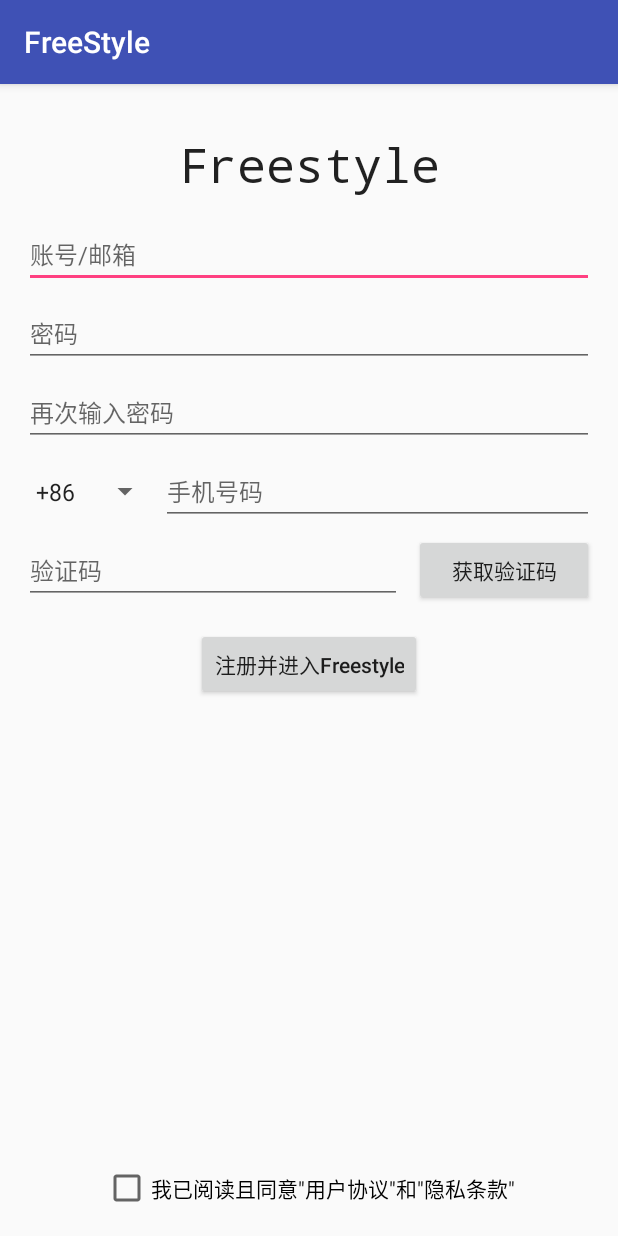
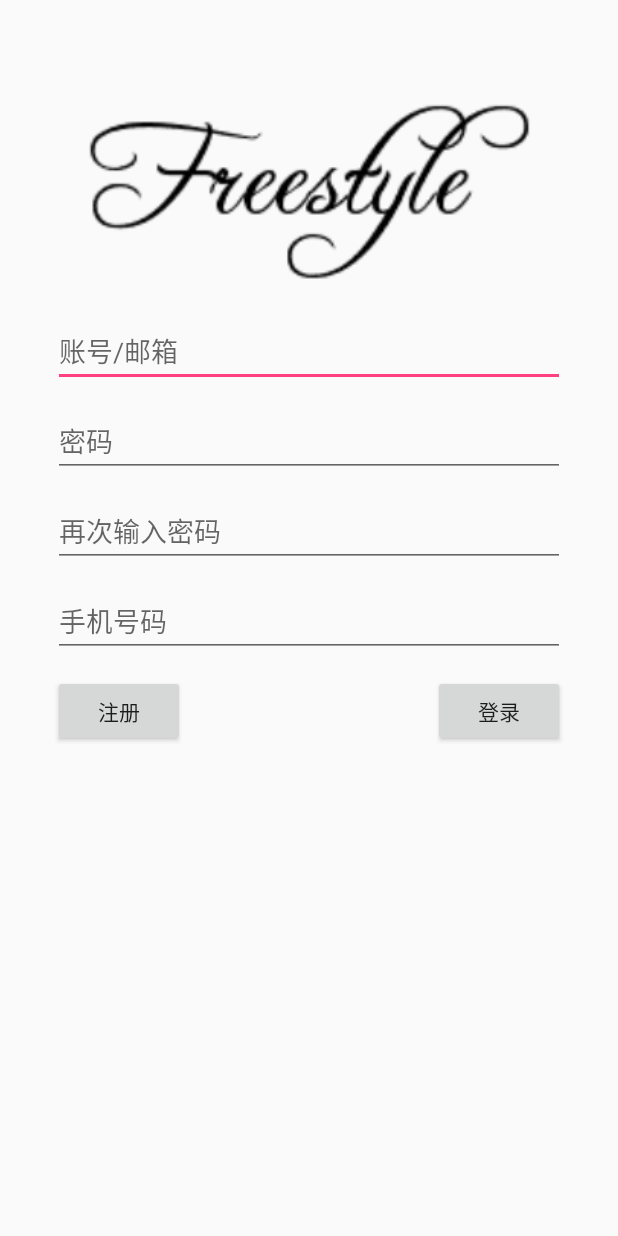
Before and after one commit to SuperMario233/phototransform-front, an Android app: the sign_up screen opened directly, with no data from a screen before it, on a phone screen of 412 x 824 dp. Run offline under Robolectric (Android 15) with nearby library versions, the phone set to English and light mode, and no system bars; our stand-ins replace Volley; 2 statements that could not run were skipped.

Commit message:
注册页面按照墨刀设计，注册json按照wiki写好了，但暂未测试

```diff
--- a/app/src/main/java/com/binarypheasant/freestyle/sign_up.java
+++ b/app/src/main/java/com/binarypheasant/freestyle/sign_up.java
@@ -1,5 +1,6 @@
 package com.binarypheasant.freestyle;
 
+import android.content.Intent;
 import android.os.Bundle;
 import android.support.v7.app.AppCompatActivity;
 import android.text.TextUtils;
@@ -45,51 +46,10 @@ public class sign_up extends AppCompatActivity {
         });
     }
 
-    public void getAuthCode(View view) {
-        // First check the phone number
-        EditText phoneNumber = (EditText) findViewById(R.id.getPhoneNumber);
-        Spinner phoneRegion = (Spinner) findViewById(R.id.spinner_phoneRegion);
-        if (isPhoneNumber(phoneNumber.getText().toString())) {
-            // Instantiate the RequestQueue.
-            RequestQueue queue = Volley.newRequestQueue(this);
-            String url = "http://47.92.69.29/authCode";
-
-            // Construct the json object
-            String phoneNumberStr = phoneRegion.getSelectedItem().toString() + phoneNumber.getText().toString();
-            JSONObject phoneJSON = new JSONObject();
-            try {
-                phoneJSON.put("mobile", phoneNumberStr);
-            } catch (JSONException e){
-                e.printStackTrace();
-            }
-
-            // Request a string response from the provided URL.
-            JsonObjectRequest jsonRequest = new JsonObjectRequest(Request.Method.GET, url, phoneJSON,
-                    new Response.Listener<JSONObject>() {
-                        @Override
-                        public void onResponse(JSONObject response) {
-                            // 需要判断返回码
-                            //// parse the response
-                            //ret = response.getString();
-                            Toast.makeText(sign_up.this, "验证码已发送", Toast.LENGTH_LONG).show();
-                        }
-                    }, new Response.ErrorListener() {
-                @Override
-                public void onErrorResponse(VolleyError error) {
-                    Toast.makeText(sign_up.this, "网络错误", Toast.LENGTH_LONG).show();
-                    error.printStackTrace();
-                }
-            }
-            );
-
-            // Add the request to the RequestQueue.
-            queue.add(jsonRequest);
-            //return ret;
-        }
-        else {
-            phoneNumber.setError("请输入合法的手机号。");
-        }
-
+    public void login(View view) {
+        // 调到登录页面
+        Intent loginIntent = new Intent(sign_up.this, log_in.class);
+        startActivity(loginIntent);
     }
 
     public void createUser(View view) {
@@ -115,6 +75,7 @@ public class sign_up extends AppCompatActivity {
                         @Override
                         public void onResponse(JSONObject response) {
                             // 需要判断返回码
+
                             //// parse the response
                             Toast.makeText(sign_up.this, "注册成功", Toast.LENGTH_SHORT).show();
                         }
@@ -140,14 +101,14 @@ public class sign_up extends AppCompatActivity {
         final EditText password = (EditText) findViewById(R.id.getPassword);
         final EditText confirmPassword = (EditText) findViewById(R.id.repeatPassword);
         final EditText phoneNumber = (EditText) findViewById(R.id.getPhoneNumber);
-        final Spinner phoneRegion = (Spinner) findViewById(R.id.spinner_phoneRegion);
-        final EditText veriCode = (EditText) findViewById(R.id.getVeriCode);
+//        final Spinner phoneRegion = (Spinner) findViewById(R.id.spinner_phoneRegion);
+//        final EditText veriCode = (EditText) findViewById(R.id.getVeriCode);
 
         String emailStr = email.getText().toString();
         String passwordStr = password.getText().toString();
         String confirmPasswordStr = confirmPassword.getText().toString();
-        String phoneNumberStr = phoneRegion.getSelectedItem().toString() + phoneNumber.getText().toString();
-        String veriCodeStr = veriCode.getText().toString();
+        String phoneNumberStr = phoneNumber.getText().toString();
+//        String veriCodeStr = veriCode.getText().toString();
 
         // Check the inputs
         if (!isEmail(emailStr)) {
@@ -162,18 +123,25 @@ public class sign_up extends AppCompatActivity {
             confirmPassword.setError("两次输入密码不一致。");
             return null;
         }
-        if (isEmpty(veriCodeStr)) {
-            veriCode.setError("验证码不能为空！");
-            return null;
-        }
+//        if (isEmpty(veriCodeStr)) {
+//            veriCode.setError("验证码不能为空！");
+//            return null;
+//        }
 
         // Construct the json obkect
         JSONObject userInfo = new JSONObject();
         try {
-            userInfo.put("account", emailStr);
-            userInfo.put("password", Encrypt.encrypt(passwordStr)); // password encrypted
+//            userInfo.put("account", emailStr);
+//            userInfo.put("password", Encrypt.encrypt(passwordStr)); // password encrypted
+//            userInfo.put("mobile", phoneNumberStr);
+//            userInfo.put("authCode", veriCodeStr);
+            userInfo.put("userName", emailStr);
+            userInfo.put("pwd", passwordStr);
+            userInfo.put("nickName", "null");
+            userInfo.put("sex", "male");
             userInfo.put("mobile", phoneNumberStr);
-            userInfo.put("authCode", veriCodeStr);
+            userInfo.put("birthday", "null");
+            userInfo.put("portrait", "null");
         } catch (JSONException e) {
             e.printStackTrace();
         }
@@ -203,4 +171,52 @@ public class sign_up extends AppCompatActivity {
             return phoneNumber.matches(phoneRegex);
     }
 
+    // 获取验证码，已经放弃
+    //    public void getAuthCode(View view) {
+//        // First check the phone number
+//        EditText phoneNumber = (EditText) findViewById(R.id.getPhoneNumber);
+//        Spinner phoneRegion = (Spinner) findViewById(R.id.spinner_phoneRegion);
+//        if (isPhoneNumber(phoneNumber.getText().toString())) {
+//            // Instantiate the RequestQueue.
+//            RequestQueue queue = Volley.newRequestQueue(this);
+//            String url = "http://47.92.69.29/authCode";
+//
+//            // Construct the json object
+//            String phoneNumberStr = phoneRegion.getSelectedItem().toString() + phoneNumber.getText().toString();
+//            JSONObject phoneJSON = new JSONObject();
+//            try {
+//                phoneJSON.put("mobile", phoneNumberStr);
+//            } catch (JSONException e){
+//                e.printStackTrace();
+//            }
+//
+//            // Request a string response from the provided URL.
+//            JsonObjectRequest jsonRequest = new JsonObjectRequest(Request.Method.GET, url, phoneJSON,
+//                    new Response.Listener<JSONObject>() {
+//                        @Override
+//                        public void onResponse(JSONObject response) {
+//                            // 需要判断返回码
+//                            //// parse the response
+//                            //ret = response.getString();
+//                            Toast.makeText(sign_up.this, "验证码已发送", Toast.LENGTH_LONG).show();
+//                        }
+//                    }, new Response.ErrorListener() {
+//                @Override
+//                public void onErrorResponse(VolleyError error) {
+//                    Toast.makeText(sign_up.this, "网络错误", Toast.LENGTH_LONG).show();
+//                    error.printStackTrace();
+//                }
+//            }
+//            );
+//
+//            // Add the request to the RequestQueue.
+//            queue.add(jsonRequest);
+//            //return ret;
+//        }
+//        else {
+//            phoneNumber.setError("请输入合法的手机号。");
+//        }
+//
+//    }
+
 }
--- a/app/src/main/res/layout/activity_sign_up.xml
+++ b/app/src/main/res/layout/activity_sign_up.xml
@@ -6,16 +6,17 @@
     android:layout_height="match_parent"
     tools:context=".sign_up">
 
-    <TextView
-        android:id="@+id/textView"
-        android:layout_width="wrap_content"
-        android:layout_height="wrap_content"
-        android:layout_marginTop="32dp"
-        android:fontFamily="monospace"
-        android:text="Freestyle"
-        android:textAllCaps="false"
-        android:textAppearance="@style/TextAppearance.AppCompat"
-        android:textSize="32sp"
+    <ImageView
+        android:id="@+id/logo"
+        android:layout_width="310dp"
+        android:layout_height="145dp"
+        android:layout_marginEnd="45dp"
+        android:layout_marginStart="45dp"
+        android:layout_marginTop="50dp"
+        android:contentDescription="FreeStyleLogo"
+        android:left="50dp"
+        android:src="@drawable/freestyle_logo"
+        android:top="50dp"
         app:layout_constraintEnd_toEndOf="parent"
         app:layout_constraintStart_toStartOf="parent"
         app:layout_constraintTop_toTopOf="parent" />
@@ -24,119 +25,123 @@
         android:id="@+id/getEmail"
         android:layout_width="0dp"
         android:layout_height="wrap_content"
-        android:layout_marginEnd="16dp"
-        android:layout_marginStart="16dp"
-        android:layout_marginTop="16dp"
-        android:ems="10"
+        android:layout_marginEnd="35dp"
+        android:layout_marginStart="35dp"
+        android:layout_marginTop="210dp"
         android:hint="账号/邮箱"
         android:inputType="textEmailAddress"
-        android:textSize="16sp"
         app:layout_constraintEnd_toEndOf="parent"
         app:layout_constraintStart_toStartOf="parent"
-        app:layout_constraintTop_toBottomOf="@+id/textView" />
+        app:layout_constraintTop_toTopOf="parent" />
+
+    <EditText
+        android:id="@+id/getPassword"
+        android:layout_width="0dp"
+        android:layout_height="wrap_content"
+        android:layout_marginEnd="35dp"
+        android:layout_marginStart="35dp"
+        android:layout_marginTop="270dp"
+        android:hint="密码"
+        android:inputType="textPassword"
+        app:layout_constraintEnd_toEndOf="parent"
+        app:layout_constraintStart_toStartOf="parent"
+        app:layout_constraintTop_toTopOf="parent" />
 
     <EditText
         android:id="@+id/repeatPassword"
         android:layout_width="0dp"
         android:layout_height="wrap_content"
-        android:layout_marginEnd="16dp"
-        android:layout_marginStart="16dp"
-        android:layout_marginTop="8dp"
-        android:ems="10"
+        android:layout_marginEnd="35dp"
+        android:layout_marginStart="35dp"
+        android:layout_marginTop="330dp"
         android:hint="再次输入密码"
         android:inputType="textPassword"
-        android:textSize="16sp"
-        app:layout_constraintEnd_toEndOf="parent"
-        app:layout_constraintHorizontal_bias="0.0"
-        app:layout_constraintStart_toStartOf="parent"
-        app:layout_constraintTop_toBottomOf="@+id/getPassword" />
-
-    <EditText
-        android:id="@+id/getPassword"
-        android:layout_width="0dp"
-        android:layout_height="wrap_content"
-        android:layout_marginEnd="16dp"
-        android:layout_marginStart="16dp"
-        android:layout_marginTop="8dp"
-        android:ems="10"
-        android:hint="密码"
-        android:inputType="textPassword"
-        android:textSize="16sp"
         app:layout_constraintEnd_toEndOf="parent"
         app:layout_constraintStart_toStartOf="parent"
-        app:layout_constraintTop_toBottomOf="@+id/getEmail" />
+        app:layout_constraintTop_toTopOf="parent" />
 
     <EditText
         android:id="@+id/getPhoneNumber"
         android:layout_width="0dp"
         android:layout_height="wrap_content"
-        android:layout_marginEnd="16dp"
-        android:layout_marginTop="8dp"
-        android:ems="10"
+        android:layout_marginEnd="35dp"
+        android:layout_marginStart="35dp"
+        android:layout_marginTop="390dp"
         android:hint="手机号码"
         android:inputType="phone"
-        android:textSize="16sp"
         app:layout_constraintEnd_toEndOf="parent"
-        app:layout_constraintStart_toEndOf="@+id/spinner_phoneRegion"
-        app:layout_constraintTop_toBottomOf="@+id/repeatPassword" />
+        app:layout_constraintStart_toStartOf="parent"
+        app:layout_constraintTop_toTopOf="parent"  />
 
-    <Spinner
-        android:id="@+id/spinner_phoneRegion"
-        android:entries="@array/phone_region"
-        android:layout_width="wrap_content"
-        android:layout_height="39dp"
-        android:layout_marginBottom="8dp"
-        android:layout_marginStart="16dp"
-        android:layout_marginTop="8dp"
-        app:layout_constraintBottom_toTopOf="@+id/getVeriCode"
-        app:layout_constraintStart_toStartOf="parent"
-        app:layout_constraintTop_toBottomOf="@+id/repeatPassword" />
+    <!--<Spinner-->
+    <!--android:id="@+id/spinner_phoneRegion"-->
+    <!--android:entries="@array/phone_region"-->
+    <!--android:layout_width="wrap_content"-->
+    <!--android:layout_height="39dp"-->
+    <!--android:layout_marginBottom="8dp"-->
+    <!--android:layout_marginStart="16dp"-->
+    <!--android:layout_marginTop="8dp"-->
+    <!--app:layout_constraintBottom_toTopOf="@+id/getVeriCode"-->
+    <!--app:layout_constraintStart_toStartOf="parent"-->
+    <!--app:layout_constraintTop_toBottomOf="@+id/repeatPassword" />-->
 
-    <EditText
-        android:id="@+id/getVeriCode"
-        android:layout_width="0dp"
-        android:layout_height="wrap_content"
-        android:layout_marginEnd="8dp"
-        android:layout_marginStart="16dp"
-        android:layout_marginTop="8dp"
-        android:ems="10"
-        android:hint="验证码"
-        android:inputType="number"
-        android:textSize="16sp"
-        app:layout_constraintEnd_toStartOf="@+id/sendVeriCodeBtn"
-        app:layout_constraintStart_toStartOf="parent"
-        app:layout_constraintTop_toBottomOf="@+id/getPhoneNumber" />
+    <!--<EditText-->
+    <!--android:id="@+id/getVeriCode"-->
+    <!--android:layout_width="wrap_content"-->
+    <!--android:layout_height="wrap_content"-->
+    <!--android:layout_marginStart="35dp"-->
+    <!--android:layout_marginTop="450dp"-->
+    <!--android:ems="10"-->
+    <!--android:hint="验证码"-->
+    <!--android:inputType="number"-->
+    <!--app:layout_constraintStart_toStartOf="parent"-->
+    <!--app:layout_constraintTop_toTopOf="parent" />-->
 
-    <Button
-        android:id="@+id/sendVeriCodeBtn"
-        android:layout_width="120dp"
-        android:layout_height="wrap_content"
-        android:layout_marginEnd="16dp"
-        android:onClick="getAuthCode"
-        android:text="获取验证码"
-        app:layout_constraintBaseline_toBaselineOf="@+id/getVeriCode"
-        app:layout_constraintEnd_toEndOf="parent" />
+    <!--<Button-->
+    <!--android:id="@+id/sendVeriCodeBtn"-->
+    <!--android:layout_width="wrap_content"-->
+    <!--android:layout_height="wrap_content"-->
+    <!--android:layout_marginStart="210dp"-->
+    <!--android:layout_marginTop="390dp"-->
+    <!--android:onClick="getAuthCode"-->
+    <!--android:text="获取验证码"-->
+    <!--app:layout_constraintStart_toStartOf="parent"-->
+    <!--app:layout_constraintTop_toTopOf="parent" />-->
+
 
     <Button
         android:id="@+id/signupBtn"
         android:layout_width="wrap_content"
         android:layout_height="wrap_content"
-        android:layout_marginTop="16dp"
+        android:layout_marginStart="35dp"
+        android:layout_marginTop="450dp"
         android:onClick="createUser"
-        android:text="注册并进入Freestyle"
+        android:text="注册"
+        android:textAllCaps="false"
+        app:layout_constraintStart_toStartOf="parent"
+        app:layout_constraintTop_toTopOf="parent" />
+
+    <Button
+        android:id="@+id/loginBtn"
+        android:layout_width="wrap_content"
+        android:layout_height="wrap_content"
+        android:layout_marginEnd="35dp"
+        android:layout_marginTop="450dp"
+        android:onClick="login"
+        android:text="登录"
         android:textAllCaps="false"
         app:layout_constraintEnd_toEndOf="parent"
-        app:layout_constraintStart_toStartOf="parent"
-        app:layout_constraintTop_toBottomOf="@+id/getVeriCode" />
+        app:layout_constraintTop_toTopOf="parent" />
 
-    <CheckBox
-        android:id="@+id/agreementCheckbox"
-        android:layout_width="wrap_content"
-        android:layout_height="wrap_content"
-        android:layout_marginBottom="16dp"
-        android:text='我已阅读且同意"用户协议"和"隐私条款"'
-        app:layout_constraintBottom_toBottomOf="parent"
-        app:layout_constraintEnd_toEndOf="parent"
-        app:layout_constraintStart_toStartOf="parent" />
+
+    <!--<CheckBox-->
+    <!--android:id="@+id/agreementCheckbox"-->
+    <!--android:layout_width="wrap_content"-->
+    <!--android:layout_height="wrap_content"-->
+    <!--android:layout_marginBottom="16dp"-->
+    <!--android:text='我已阅读且同意"用户协议"和"隐私条款"'-->
+    <!--app:layout_constraintBottom_toBottomOf="parent"-->
+    <!--app:layout_constraintEnd_toEndOf="parent"-->
+    <!--app:layout_constraintStart_toStartOf="parent" />-->
 
 </android.support.constraint.ConstraintLayout>
```
Also changed, not shown: app/src/main/AndroidManifest.xml (+8 -2 lines).
